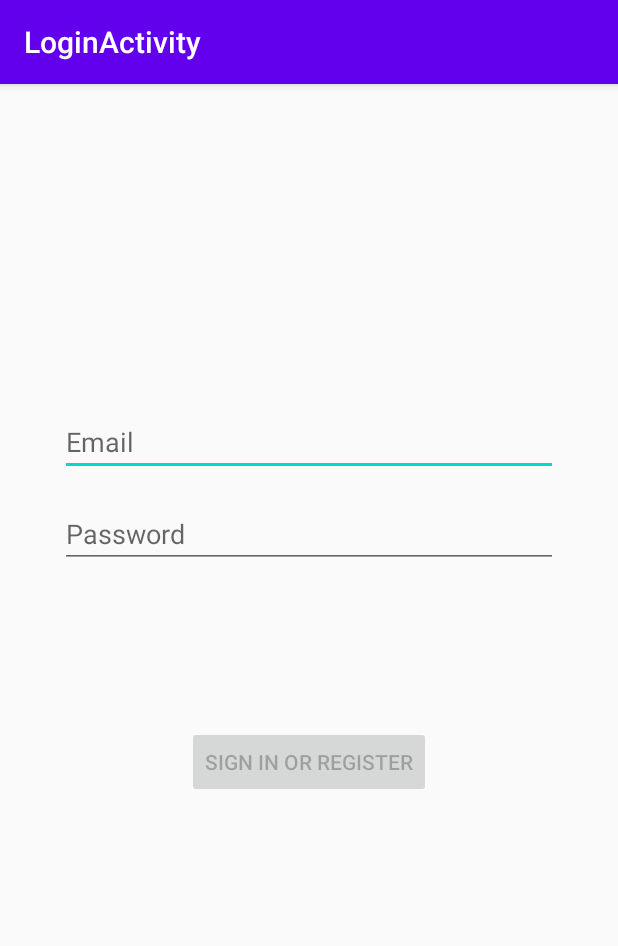
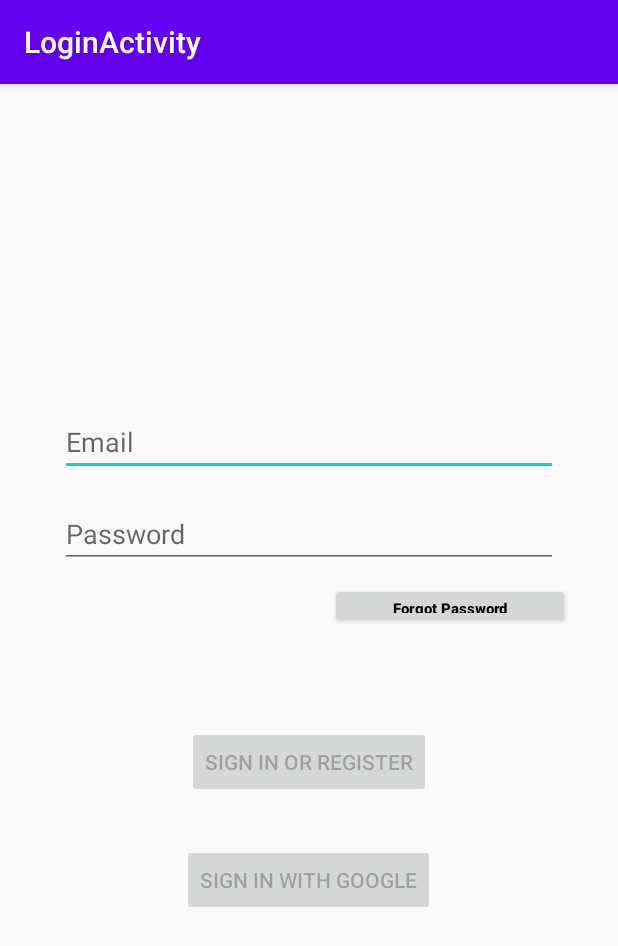
Before and after one commit to 2tanayk/Kodewiz_TSECHackathon_11, an Android app: the LoginActivity screen opened directly, with no data from a screen before it, on a phone screen of 412 x 824 dp. Shown: the top 946 px of the screen. Run offline under Robolectric (Android 15) with nearby library versions, the light colour scheme and no system bars.

Commit message:
Harsh Added Login Activity Commit

```diff
--- a/app/build.gradle
+++ b/app/build.gradle
@@ -7,7 +7,6 @@ android {
     defaultConfig {
         applicationId "com.edu4sure.myerp"
         minSdkVersion 23
-        targetSdkVersion 29
         versionCode 1
         versionName "1.0"
 
--- a/app/src/main/res/layout/activity_login.xml
+++ b/app/src/main/res/layout/activity_login.xml
@@ -10,6 +10,23 @@
     android:paddingRight="@dimen/activity_horizontal_margin"
     android:paddingBottom="@dimen/activity_vertical_margin"
     tools:context=".ui.login.LoginActivity">
+
+    <Button
+        android:id="@+id/loginGoogle"
+        android:layout_width="wrap_content"
+        android:layout_height="wrap_content"
+        android:layout_gravity="start"
+        android:layout_marginStart="48dp"
+        android:layout_marginTop="24dp"
+        android:layout_marginEnd="48dp"
+        android:layout_marginBottom="191dp"
+        android:enabled="false"
+        android:text="Sign In With Google"
+        app:layout_constraintBottom_toBottomOf="parent"
+        app:layout_constraintEnd_toEndOf="parent"
+        app:layout_constraintHorizontal_bias="0.496"
+        app:layout_constraintStart_toStartOf="parent"
+        app:layout_constraintTop_toBottomOf="@+id/login" />
 
     <EditText
         android:id="@+id/username"
@@ -73,4 +90,19 @@
         app:layout_constraintStart_toStartOf="@+id/password"
         app:layout_constraintTop_toTopOf="parent"
         app:layout_constraintVertical_bias="0.3" />
+
+    <Button
+        android:id="@+id/button"
+        android:layout_width="160dp"
+        android:layout_height="30dp"
+        android:layout_marginStart="211dp"
+        android:layout_marginTop="10dp"
+        android:layout_marginEnd="24dp"
+        android:fontFamily="sans-serif-black"
+        android:text="Forgot Password"
+        android:textAppearance="@style/Theme.AppCompat.DayNight.NoActionBar"
+        app:layout_constraintEnd_toEndOf="parent"
+        app:layout_constraintStart_toStartOf="parent"
+        app:layout_constraintTop_toBottomOf="@+id/password" />
+
 </androidx.constraintlayout.widget.ConstraintLayout>
```
